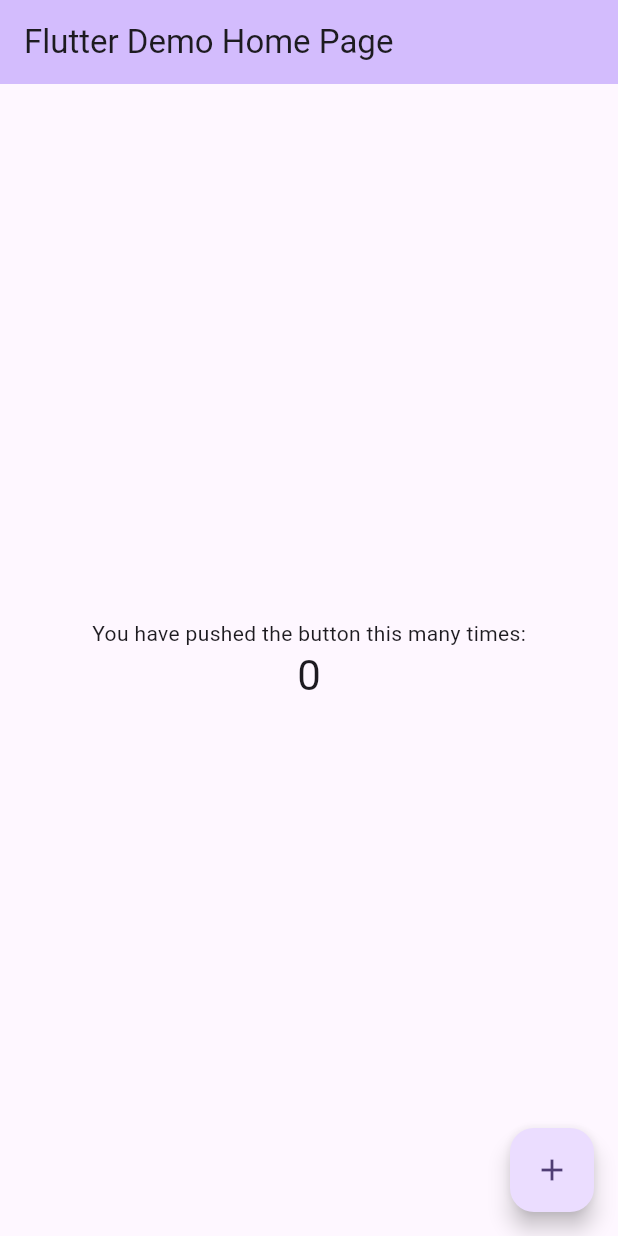
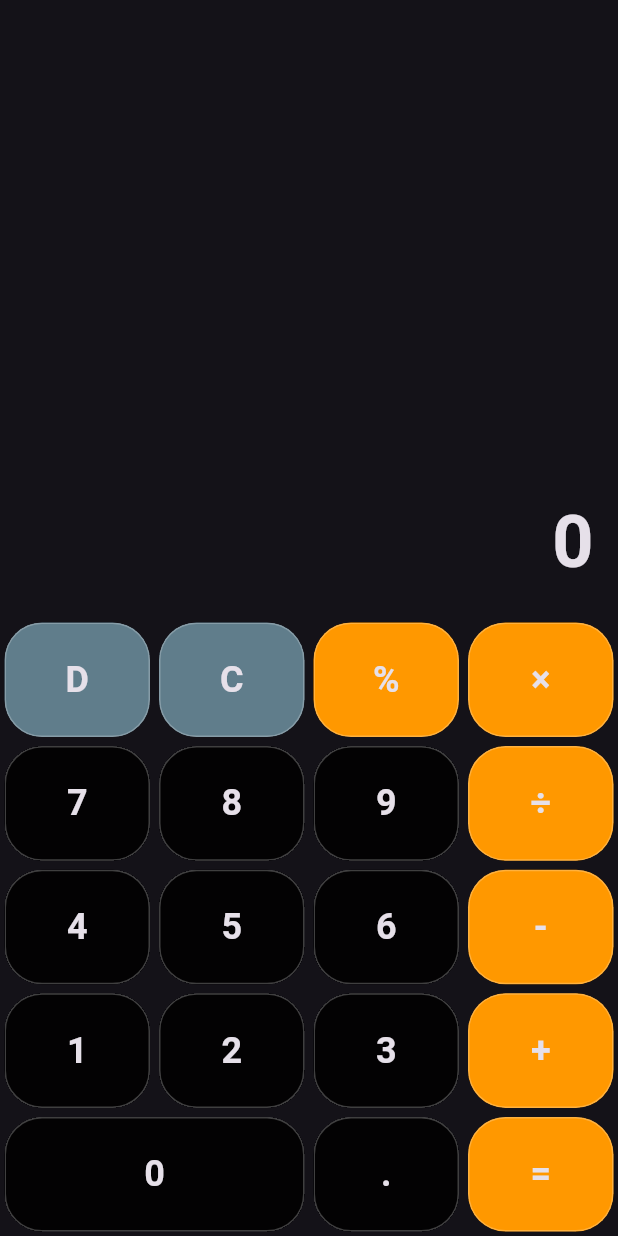
Before and after one commit to Elemental-EL/calculator, a Flutter app: the screen it shows after launch, on a phone screen of 412 x 824 dp. Run offline on Flutter 3.47's test engine with Material 3 defaults, Android fonts, the phone set to English and light mode, and no system bars.

Commit message:
Front-End is done(for now...)

```diff
--- /dev/null
+++ b/lib/button_values.dart
@@ -0,0 +1,44 @@
+class Btn {
+  static const String del = "D";
+  static const String clr = "C";
+  static const String per = "%";
+  static const String multiply = "×";
+  static const String divide = "÷";
+  static const String add = "+";
+  static const String subtract = "-";
+  static const String calculate = "=";
+  static const String dot = ".";
+
+  static const String n0 = "0";
+  static const String n1 = "1";
+  static const String n2 = "2";
+  static const String n3 = "3";
+  static const String n4 = "4";
+  static const String n5 = "5";
+  static const String n6 = "6";
+  static const String n7 = "7";
+  static const String n8 = "8";
+  static const String n9 = "9";
+
+  static const List<String> buttonValues = [
+    del,
+    clr,
+    per,
+    multiply,
+    n7,
+    n8,
+    n9,
+    divide,
+    n4,
+    n5,
+    n6,
+    subtract,
+    n1,
+    n2,
+    n3,
+    add,
+    n0,
+    dot,
+    calculate,
+  ];
+}
--- /dev/null
+++ b/lib/calculator_screen.dart
@@ -0,0 +1,84 @@
+import 'package:calculator/button_values.dart';
+import 'package:flutter/cupertino.dart';
+import 'package:flutter/material.dart';
+import 'package:flutter/widgets.dart';
+class CalculatorScreen extends StatefulWidget {
+  const CalculatorScreen({super.key});
+
+  @override
+  State<CalculatorScreen> createState() => _CalculatorScreenState();
+}
+
+class _CalculatorScreenState extends State<CalculatorScreen> {
+  @override
+  Widget build(BuildContext context) {
+    final screenSize = MediaQuery.of(context).size;
+    return Scaffold(
+      body: SafeArea(
+        bottom: false,
+        child: Column(children: [
+          //output
+          Expanded(
+            child: SingleChildScrollView(
+              reverse: true,
+              child: Container(
+                alignment: Alignment.bottomRight,
+                padding: const EdgeInsets.all(16),
+                child: const Text(
+                  "0",
+                  style: TextStyle(
+                  fontSize: 48,
+                  fontWeight: FontWeight.bold,
+                  ),
+                  textAlign: TextAlign.end,
+                ),
+              ),
+            ),
+          ),
+
+          //input
+          Wrap(
+            children: Btn.buttonValues
+                .map(
+                  (value) => SizedBox(
+                    width: value==Btn.n0?screenSize.width/2:(screenSize.width/4) ,
+                    height: screenSize.width/5 ,
+                    child: buildButton(value),
+                  ),
+                )
+                .toList(),
+          )
+        ],),
+      ),
+    );
+  }
+
+  Widget buildButton(value){
+    return Padding(
+      padding: const EdgeInsets.all(3.0),
+      child: Material(
+        color: getBtnColor(value),
+        clipBehavior: Clip.hardEdge,
+        shape: OutlineInputBorder(
+          borderSide: const BorderSide(
+              color: Colors.white24
+          ),
+          borderRadius: BorderRadius.circular(25),
+        ),
+        child: InkWell(
+          onTap: () {},
+          child: Center(
+              child: Text(value , style: const TextStyle(fontWeight: FontWeight.bold, fontSize: 24),)
+          ),
+        ),
+      ),
+    );
+  }
+
+  Color getBtnColor(value){
+    return [Btn.del,Btn.clr].contains(value)?Colors.blueGrey
+        : [
+      Btn.per,Btn.add,Btn.multiply,Btn.divide,Btn.subtract,Btn.calculate
+    ].contains(value)?Colors.orange:Colors.black87;
+  }
+}
--- a/lib/main.dart
+++ b/lib/main.dart
@@ -1,4 +1,6 @@
 import 'package:flutter/material.dart';
+
+import 'calculator_screen.dart';
 
 void main() {
   runApp(const MyApp());
@@ -7,119 +9,12 @@ void main() {
 class MyApp extends StatelessWidget {
   const MyApp({super.key});
 
-  // This widget is the root of your application.
   @override
   Widget build(BuildContext context) {
     return MaterialApp(
-      title: 'Flutter Demo',
-      theme: ThemeData(
-        // This is the theme of your application.
-        //
-        // TRY THIS: Try running your application with "flutter run". You'll see
-        // the application has a purple toolbar. Then, without quitting the app,
-        // try changing the seedColor in the colorScheme below to Colors.green
-        // and then invoke "hot reload" (save your changes or press the "hot
-        // reload" button in a Flutter-supported IDE, or press "r" if you used
-        // the command line to start the app).
-        //
-        // Notice that the counter didn't reset back to zero; the application
-        // state is not lost during the reload. To reset the state, use hot
-        // restart instead.
-        //
-        // This works for code too, not just values: Most code changes can be
-        // tested with just a hot reload.
-        colorScheme: ColorScheme.fromSeed(seedColor: Colors.deepPurple),
-        useMaterial3: true,
-      ),
-      home: const MyHomePage(title: 'Flutter Demo Home Page'),
+      title: 'Calculator',
+      theme: ThemeData.dark(),
+      home: const CalculatorScreen(),
     );
   }
 }
-
-class MyHomePage extends StatefulWidget {
-  const MyHomePage({super.key, required this.title});
-
-  // This widget is the home page of your application. It is stateful, meaning
-  // that it has a State object (defined below) that contains fields that affect
-  // how it looks.
-
-  // This class is the configuration for the state. It holds the values (in this
-  // case the title) provided by the parent (in this case the App widget) and
-  // used by the build method of the State. Fields in a Widget subclass are
-  // always marked "final".
-
-  final String title;
-
-  @override
-  State<MyHomePage> createState() => _MyHomePageState();
-}
-
-class _MyHomePageState extends State<MyHomePage> {
-  int _counter = 0;
-
-  void _incrementCounter() {
-    setState(() {
-      // This call to setState tells the Flutter framework that something has
-      // changed in this State, which causes it to rerun the build method below
-      // so that the display can reflect the updated values. If we changed
-      // _counter without calling setState(), then the build method would not be
-      // called again, and so nothing would appear to happen.
-      _counter++;
-    });
-  }
-
-  @override
-  Widget build(BuildContext context) {
-    // This method is rerun every time setState is called, for instance as done
-    // by the _incrementCounter method above.
-    //
-    // The Flutter framework has been optimized to make rerunning build methods
-    // fast, so that you can just rebuild anything that needs updating rather
-    // than having to individually change instances of widgets.
-    return Scaffold(
-      appBar: AppBar(
-        // TRY THIS: Try changing the color here to a specific color (to
-        // Colors.amber, perhaps?) and trigger a hot reload to see the AppBar
-        // change color while the other colors stay the same.
-        backgroundColor: Theme.of(context).colorScheme.inversePrimary,
-        // Here we take the value from the MyHomePage object that was created by
-        // the App.build method, and use it to set our appbar title.
-        title: Text(widget.title),
-      ),
-      body: Center(
-        // Center is a layout widget. It takes a single child and positions it
-        // in the middle of the parent.
-        child: Column(
-          // Column is also a layout widget. It takes a list of children and
-          // arranges them vertically. By default, it sizes itself to fit its
-          // children horizontally, and tries to be as tall as its parent.
-          //
-          // Column has various properties to control how it sizes itself and
-          // how it positions its children. Here we use mainAxisAlignment to
-          // center the children vertically; the main axis here is the vertical
-          // axis because Columns are vertical (the cross axis would be
-          // horizontal).
-          //
-          // TRY THIS: Invoke "debug painting" (choose the "Toggle Debug Paint"
-          // action in the IDE, or press "p" in the console), to see the
-          // wireframe for each widget.
-          mainAxisAlignment: MainAxisAlignment.center,
-          children: <Widget>[
-            const Text(
-              'You have pushed the button this many times:',
-            ),
-            Text(
-              '$_counter',
-              style: Theme.of(context).textTheme.headlineMedium,
-            ),
-          ],
-        ),
-      ),
-      floatingActionButton: FloatingActionButton(
-        onPressed: _incrementCounter,
-        tooltip: 'Increment',
-        child: const Icon(Icons.add),
-      ), // This trailing comma makes auto-formatting nicer for build methods.
-    );
-  }
-}
```
